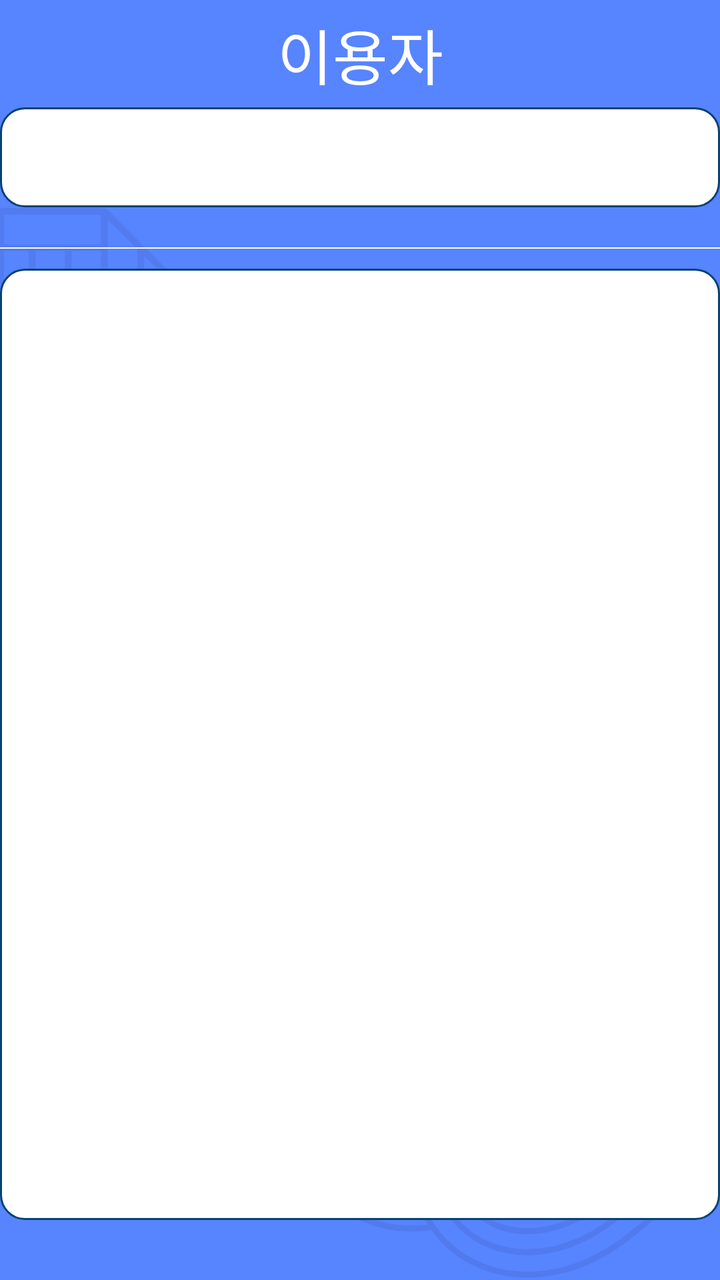
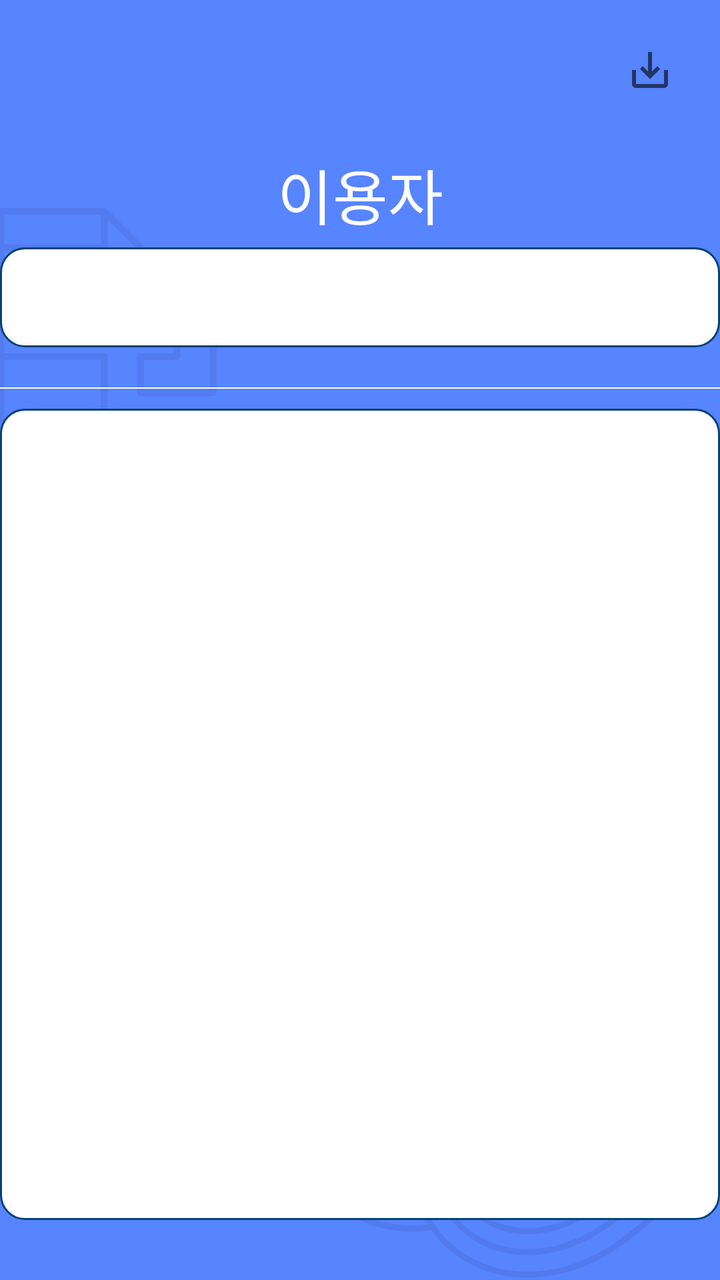

The first picture is an Android layout as it rendered before a commit; the second is the same layout after the commit. The layout source and the unified diff follow.
<!-- AndroidManifest.xml: application theme Theme.AppCompat.Light.NoActionBar -->
<!-- res/layout/activity_history.xml -->
<?xml version="1.0" encoding="utf-8"?>
<LinearLayout xmlns:android="http://schemas.android.com/apk/res/android"
    xmlns:app="http://schemas.android.com/apk/res-auto"
    xmlns:tools="http://schemas.android.com/tools"
    android:layout_width="match_parent"
    android:layout_height="match_parent"
    android:orientation="vertical"
    android:background="@drawable/cv_check_lay"
    tools:context=".history">

    <TextView
        android:id="@+id/go_history_title"
        android:layout_width="match_parent"
        android:layout_height="wrap_content"
        android:layout_marginTop="5dp"
        android:layout_marginBottom="5dp"
        android:fontFamily="@font/gmsansmid"
        android:gravity="center"
        android:text="이용자"
        android:textColor="@color/white"
        android:textSize="30sp" />

    <LinearLayout
        android:layout_width="match_parent"
        android:layout_height="50dp"
        android:background="@drawable/button_line"
        android:orientation="horizontal"
        android:layout_marginBottom="20dp"
        >


        <TextView
            android:id="@+id/date"
            android:layout_width="match_parent"
            android:layout_height="match_parent"
            android:layout_weight="1"
            android:fontFamily="@font/gmsansmid"
            android:gravity="center"
            android:text=""
            android:textColor="#7A7A7A"
            android:textSize="20sp" />

    </LinearLayout>


    <View
        android:layout_width="wrap_content"
        android:layout_height="2px"
        android:background="@color/white"
        android:layout_marginBottom="10dp"
        />

    <LinearLayout
        android:layout_width="match_parent"
        android:layout_height="match_parent"
        android:background="@drawable/button_line"
        android:layout_marginBottom="30dp"
        >

    <ListView
        android:id="@+id/list"
        android:layout_width="match_parent"
        android:layout_height="match_parent" />

    </LinearLayout>


</LinearLayout>
<!-- resources referenced by this layout -->
<resources>
  <color name="white">#FFFFFFFF</color>
  <!-- drawable button_line (drawable) -->
  <?xml version="1.0" encoding="utf-8"?>
  <shape xmlns:android="http://schemas.android.com/apk/res/android"
      android:padding="10dp"
      android:shape="rectangle" >
      <solid android:color="#FFFFFF" />
      <corners
          android:bottomLeftRadius="12dp"
          android:bottomRightRadius="12dp"
          android:topLeftRadius="12dp"
          android:topRightRadius="12dp" />
      <stroke
          android:width="1dp"
          android:color="#064274" />
  </shape>
  <!-- drawable cv_check_lay: png bitmap (drawable-v24, 110006 bytes) -->
</resources>

<!-- the commit's change to res/layout/activity_history.xml (unified diff, before → after) -->
@@ -7,6 +7,14 @@
     android:orientation="vertical"
     android:background="@drawable/cv_check_lay"
     tools:context=".history">
+
+    <ImageButton
+        android:id="@+id/creat_excel"
+        android:layout_width="70dp"
+        android:layout_height="70dp"
+        android:layout_gravity="right"
+        android:background="@android:color/transparent"
+        android:src="@drawable/ic_baseline_save_alt_24" />
 
     <TextView
         android:id="@+id/go_history_title"
<!-- resource entries referenced after the edit -->
@@ -17,5 +17,16 @@
           android:color="#064274" />
   </shape>
   <!-- drawable cv_check_lay: png bitmap (drawable-v24, 110006 bytes) -->
+  <!-- drawable ic_baseline_save_alt_24 (drawable) -->
+  <vector xmlns:android="http://schemas.android.com/apk/res/android"
+      android:width="24dp"
+      android:height="24dp"
+      android:viewportWidth="24"
+      android:viewportHeight="24"
+      android:tint="?attr/colorControlNormal">
+    <path
+        android:fillColor="@android:color/white"
+        android:pathData="M19,12v7L5,19v-7L3,12v7c0,1.1 0.9,2 2,2h14c1.1,0 2,-0.9 2,-2v-7h-2zM13,12.67l2.59,-2.58L17,11.5l-5,5 -5,-5 1.41,-1.41L11,12.67L11,3h2z"/>
+  </vector>
 </resources>
 
